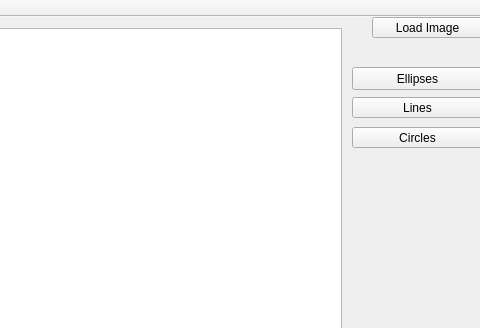
Before: the Qt Designer form mainwindow.ui in Mogikan/CVlabs, drawn with Qt 5; both pictures show x 558 to 1038 and y 0 to 328 of the 1038 by 628 pixel window.
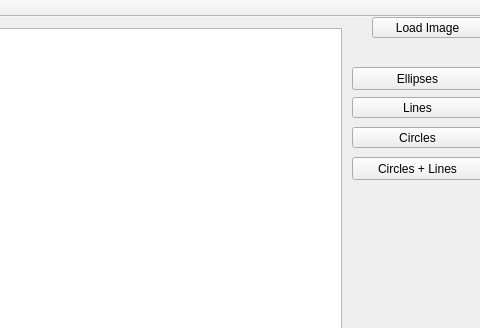
After: the same form once the commit is applied.

Commit message: another button

What changed in the file:
```diff
--- a/mainwindow.ui
+++ b/mainwindow.ui
@@ -81,6 +81,19 @@
      <string>Lines</string>
     </property>
    </widget>
+   <widget class="QPushButton" name="pushButton_2">
+    <property name="geometry">
+     <rect>
+      <x>910</x>
+      <y>140</y>
+      <width>131</width>
+      <height>23</height>
+     </rect>
+    </property>
+    <property name="text">
+     <string>Circles + Lines</string>
+    </property>
+   </widget>
   </widget>
   <widget class="QMenuBar" name="menuBar">
    <property name="geometry">
```
The commit also changes 2 other files.
